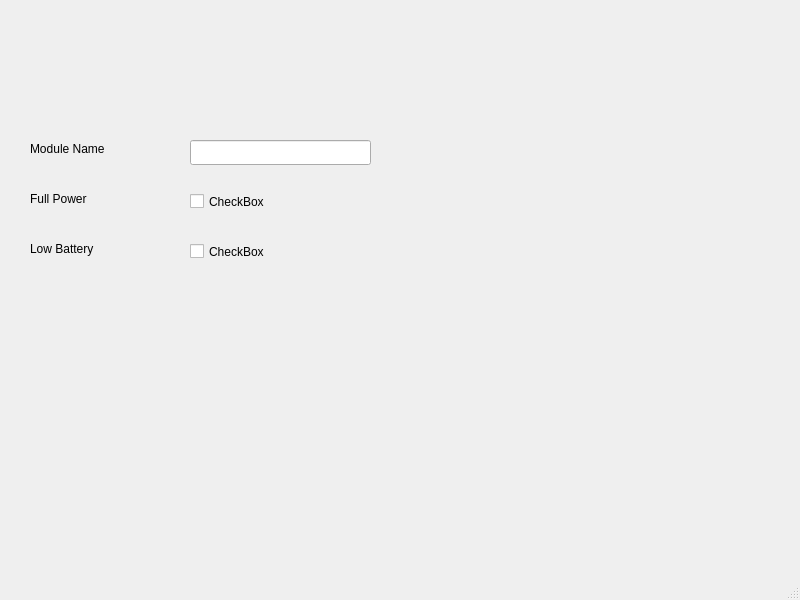
First picture: the form in main.ui, repository labLeMans/LabToolsPowerConsumptionApp, before the edit.
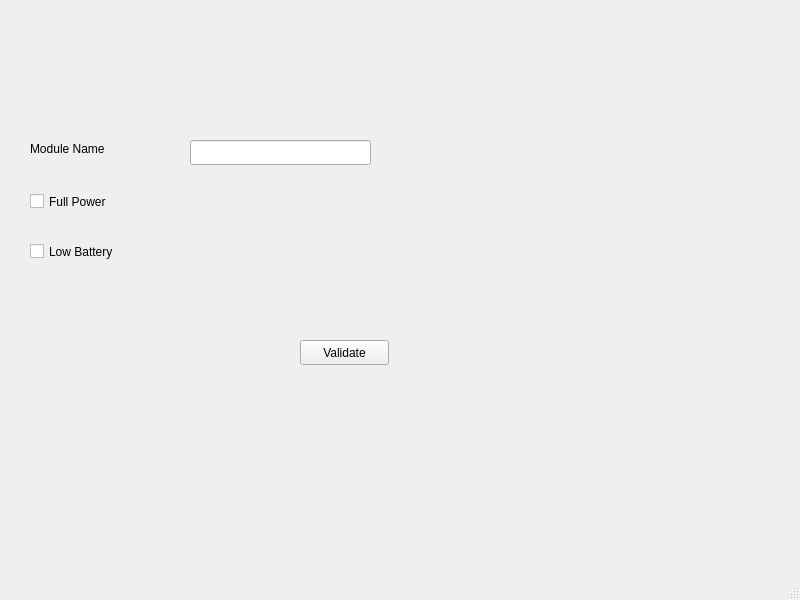
Second picture: the form after the edit.

```diff
--- a/main.ui
+++ b/main.ui
@@ -14,52 +14,26 @@
    <string>MainWindow</string>
   </property>
   <widget class="QWidget" name="centralwidget">
-   <widget class="QCheckBox" name="checkBox">
-    <property name="geometry">
-     <rect>
-      <x>190</x>
-      <y>190</y>
-      <width>92</width>
-      <height>23</height>
-     </rect>
-    </property>
-    <property name="text">
-     <string>CheckBox</string>
-    </property>
-   </widget>
-   <widget class="QCheckBox" name="checkBox_2">
-    <property name="geometry">
-     <rect>
-      <x>190</x>
-      <y>240</y>
-      <width>92</width>
-      <height>23</height>
-     </rect>
-    </property>
-    <property name="text">
-     <string>CheckBox</string>
-    </property>
-   </widget>
-   <widget class="QLabel" name="label">
+   <widget class="QCheckBox" name="FullPowercheckBox">
     <property name="geometry">
      <rect>
       <x>30</x>
       <y>190</y>
       <width>131</width>
-      <height>17</height>
+      <height>23</height>
      </rect>
     </property>
     <property name="text">
      <string>Full Power</string>
     </property>
    </widget>
-   <widget class="QLabel" name="label_2">
+   <widget class="QCheckBox" name="LowBatterycheckBox">
     <property name="geometry">
      <rect>
       <x>30</x>
       <y>240</y>
       <width>131</width>
-      <height>17</height>
+      <height>23</height>
      </rect>
     </property>
     <property name="text">
@@ -89,6 +63,19 @@
      </rect>
     </property>
    </widget>
+   <widget class="QPushButton" name="validatePushButton">
+    <property name="geometry">
+     <rect>
+      <x>300</x>
+      <y>340</y>
+      <width>89</width>
+      <height>25</height>
+     </rect>
+    </property>
+    <property name="text">
+     <string>Validate</string>
+    </property>
+   </widget>
   </widget>
   <widget class="QMenuBar" name="menubar">
    <property name="geometry">
```
Left out of the diff: 4 changed lines with no effect on the pictures.
